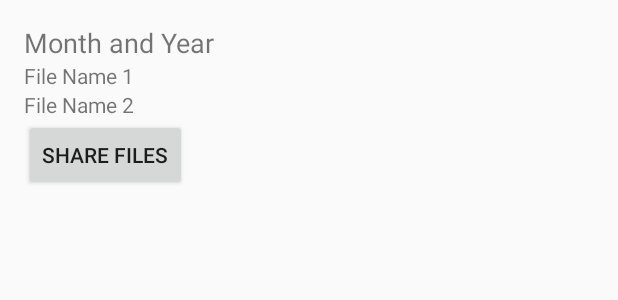
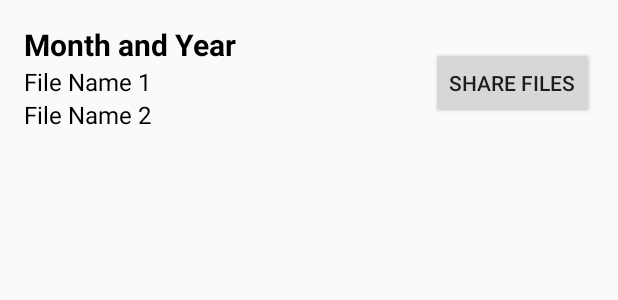
Before and after one commit to geanta300/SecurityPatrol, an Android app: the layout item_square.xml on its own in the app's theme, with its tools: preview values and no code run, on a phone screen of 412 x 824 dp. Shown: the top 300 px of the screen. Run offline under Robolectric (Android 15) with nearby library versions, the phone set to English and light mode, and no system bars.

Commit message:
Fixed blank space bug and some more bug fixes

```diff
--- a/app/src/main/AndroidManifest.xml
+++ b/app/src/main/AndroidManifest.xml
@@ -48,7 +48,7 @@
 
         <activity
             android:name=".QRScan"
-            android:exported="true">
+            android:exported="false">
             <meta-data
                 android:name="android.app.lib_name"
                 android:value="" />
--- a/app/src/main/java/com/example/counterreader/PreviewExportData.java
+++ b/app/src/main/java/com/example/counterreader/PreviewExportData.java
@@ -268,7 +268,7 @@ public class PreviewExportData extends AppCompatActivity {
         int currentMonth = calendar.get(Calendar.MONTH);
 
         // Subtract 1 month
-        calendar.add(Calendar.MONTH, -1);
+        calendar.add(Calendar.MONTH, -3);
         int previousYear = calendar.get(Calendar.YEAR);
         int previousMonth = calendar.get(Calendar.MONTH);
 
@@ -335,7 +335,7 @@ public class PreviewExportData extends AppCompatActivity {
                 }
                 showToast("Data exported successfully.");
 
-                runOnUiThread(PreviewExportData.this::shareFiles);
+                shareFiles();
             }
             cursor.close();
             databaseHelper.close();
@@ -378,9 +378,10 @@ public class PreviewExportData extends AppCompatActivity {
         }
 
         startActivity(chooser);
-        finish();
+        this.finish();
 
     }
+
     private void showToast(final String message) {
         runOnUiThread(() -> Toast.makeText(PreviewExportData.this, message, Toast.LENGTH_SHORT).show());
     }
--- a/app/src/main/java/com/example/counterreader/QRScan.java
+++ b/app/src/main/java/com/example/counterreader/QRScan.java
@@ -122,6 +122,7 @@ public class QRScan extends AppCompatActivity implements ZXingScannerView.Result
 
             if (enteredPassword.equals(adminPassword)) {
                 startActivity(new Intent(QRScan.this, PreviewExportData.class));
+                finish();
             } else {
                 Toast.makeText(QRScan.this, "Incorrect password", Toast.LENGTH_SHORT).show();
             }
--- a/app/src/main/res/layout/activity_main.xml
+++ b/app/src/main/res/layout/activity_main.xml
@@ -13,9 +13,9 @@
 
     <Button
         android:id="@+id/scanQRCodes"
-        android:text="Scan qr"
         android:layout_width="match_parent"
         android:layout_height="wrap_content"
-        android:layout_alignParentBottom="true"/>
+        android:layout_alignParentBottom="true"
+        android:text="Scan qr code" />
 
 </RelativeLayout>
--- a/app/src/main/res/layout/item_square.xml
+++ b/app/src/main/res/layout/item_square.xml
@@ -1,36 +1,56 @@
 <?xml version="1.0" encoding="utf-8"?>
-<RelativeLayout xmlns:android="http://schemas.android.com/apk/res/android"
+<LinearLayout xmlns:android="http://schemas.android.com/apk/res/android"
     android:layout_width="match_parent"
-    android:layout_height="match_parent"
-    android:orientation="vertical"
+    android:layout_height="wrap_content"
+    android:orientation="horizontal"
     android:padding="16dp">
+
+    <RelativeLayout
+        android:layout_width="wrap_content"
+        android:layout_height="match_parent">
 
         <TextView
             android:id="@+id/textTitle"
             android:layout_width="wrap_content"
             android:layout_height="wrap_content"
             android:text="Month and Year"
-        android:textSize="18sp" />
+            android:textColor="@color/black"
+            android:textSize="20sp"
+            android:textStyle="bold" />
 
         <TextView
             android:id="@+id/textFileName1"
             android:layout_width="wrap_content"
             android:layout_height="wrap_content"
+            android:layout_below="@+id/textTitle"
             android:text="File Name 1"
-        android:layout_below="@+id/textTitle"/>
+            android:textColor="@color/black"
+            android:textSize="16sp" />
 
         <TextView
             android:id="@+id/textFileName2"
             android:layout_width="wrap_content"
             android:layout_height="wrap_content"
+            android:layout_below="@+id/textFileName1"
             android:text="File Name 2"
-        android:layout_below="@+id/textFileName1"/>
+            android:textColor="@color/black"
+            android:textSize="16sp" />
+
+    </RelativeLayout>
+
+    <RelativeLayout
+        android:layout_width="match_parent"
+        android:layout_height="match_parent">
 
         <Button
             android:id="@+id/buttonShareFiles"
             android:layout_width="wrap_content"
             android:layout_height="wrap_content"
-        android:text="Share Files"
-        android:layout_below="@+id/textFileName2"/>
+            android:layout_marginEnd="0dp"
+            android:layout_centerInParent="true"
+            android:layout_alignParentEnd="true"
+            android:text="Share Files" />
 
     </RelativeLayout>
+
+</LinearLayout>
```
Lines whose indentation alone changed are shown as unchanged.
